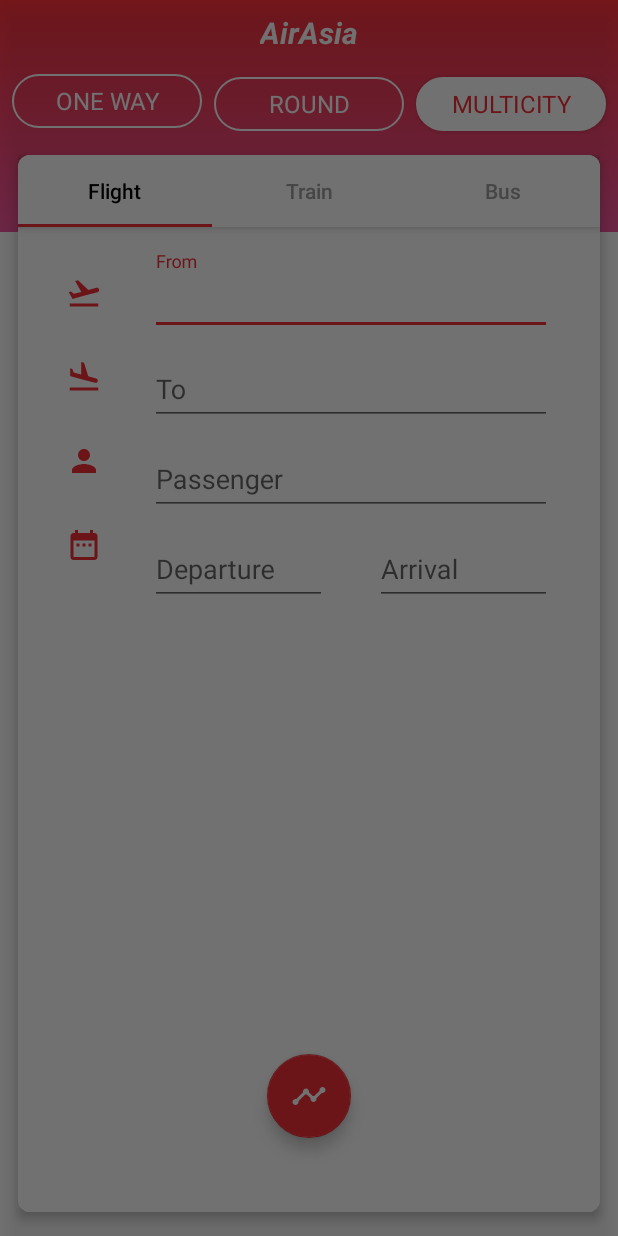
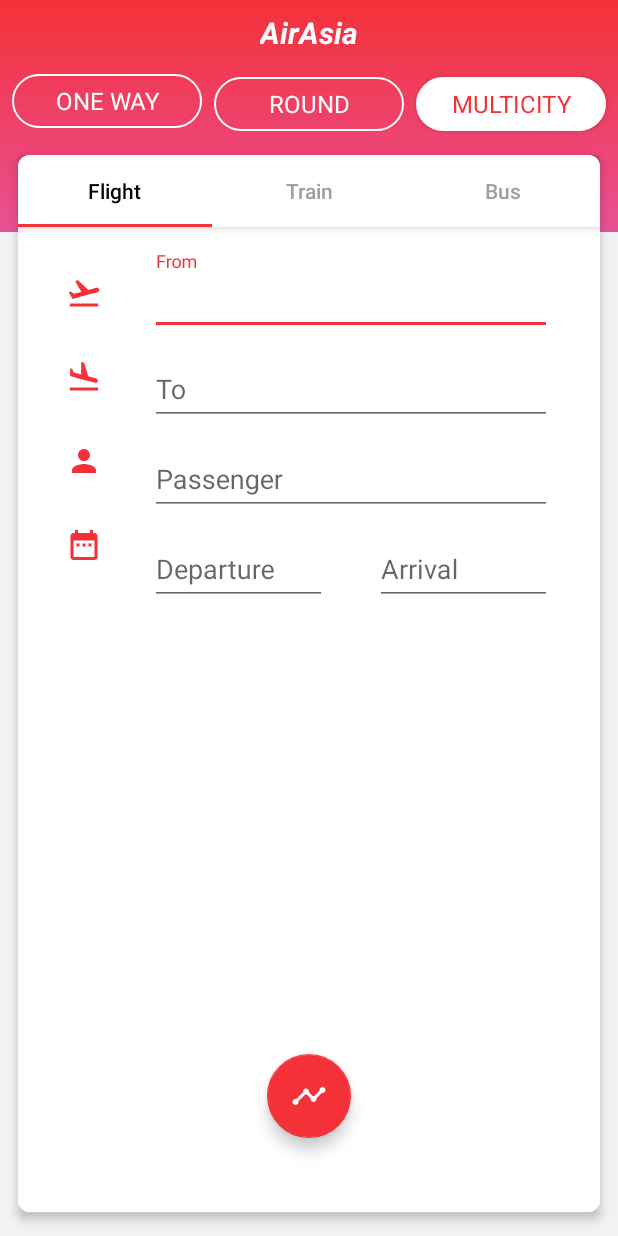
Before and after one commit to nelsonkam/air-asia, an Android app: the screen it shows after launch (MainActivity), on a phone screen of 412 x 824 dp. Run offline under Robolectric (Android 15) with nearby library versions, the phone set to English and light mode, and no system bars.

Commit message:
Revert changes from overlay

```diff
--- a/app/src/main/res/layout/activity_main.xml
+++ b/app/src/main/res/layout/activity_main.xml
@@ -6,15 +6,6 @@
     android:layout_height="match_parent"
     android:background="#F2F2F2"
     tools:context="io.airasia.MainActivity">
-    <View
-        android:layout_width="wrap_content"
-        android:layout_height="wrap_content"
-        android:background="#80000000"
-        android:elevation="10dp"
-        app:layout_constraintTop_toTopOf="parent"
-        app:layout_constraintBottom_toBottomOf="parent"
-        app:layout_constraintLeft_toLeftOf="parent"
-        app:layout_constraintRight_toRightOf="parent"/>
     <View
         android:layout_width="0dp"
         android:layout_height="0dp"
@@ -72,7 +63,6 @@
         app:layout_constraintLeft_toRightOf="@+id/round"
         app:layout_constraintTop_toBottomOf="@+id/app_name"
         app:layout_constraintRight_toRightOf="parent"
-        android:translationZ="134dp"
         style="@style/RoundButtonPressed"
         android:text="Multicity"
         android:layout_marginEnd="8dp" />
@@ -124,4 +114,5 @@
                 android:id="@+id/viewPager" />
         </android.support.design.widget.CoordinatorLayout>
     </android.support.constraint.ConstraintLayout>
+
 </android.support.constraint.ConstraintLayout>
```
